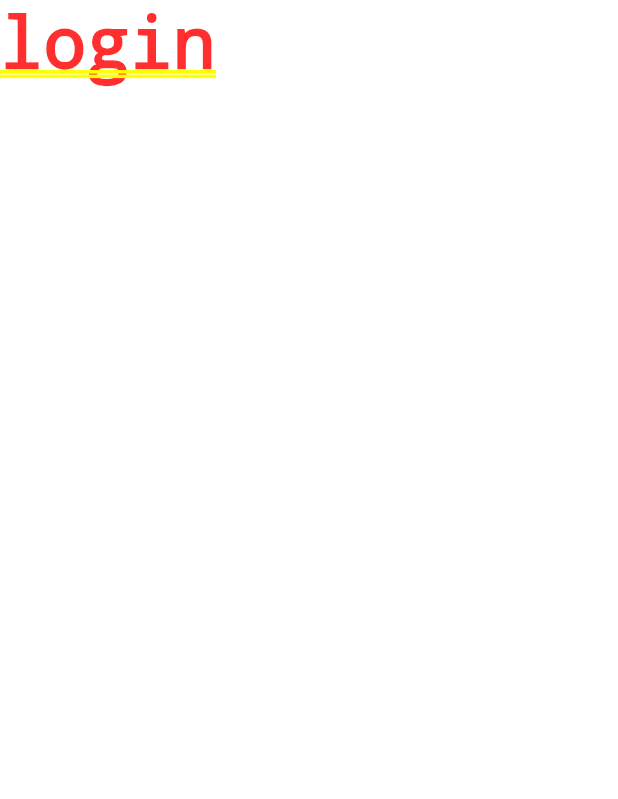
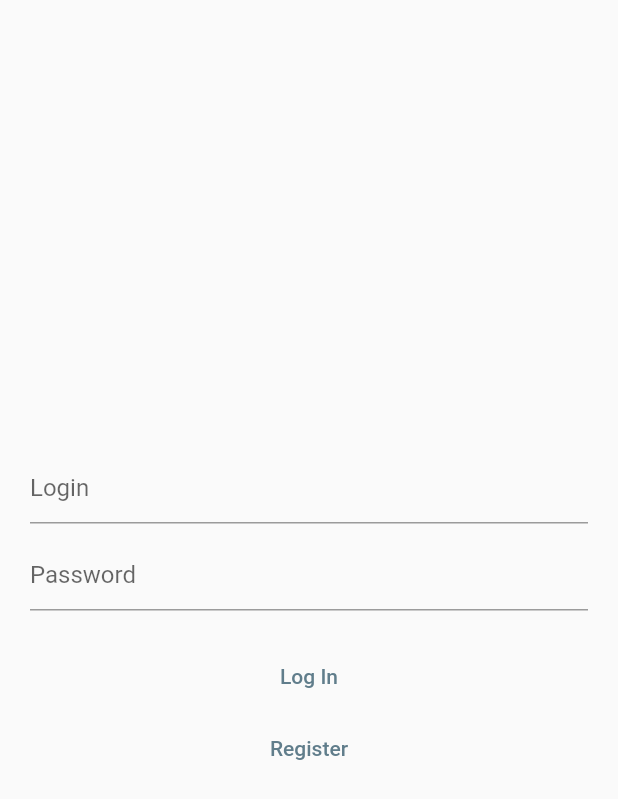
Before and after one commit to vetermol4it/demo_project, a Flutter app: the screen it shows after launch, on a phone screen of 412 x 824 dp. Shown: the top 799 px of the screen. Run offline on Flutter 3.47's test engine with Material 2 defaults, Android fonts, the phone set to English and light mode, and no system bars; our stand-ins replace dio, equatable, flutter_bloc, get_it, go_router, hive_flutter and 1 more; accounts and stored records are empty; generated files the repository leaves out were written again.

Commit message:
[authorization] Login Page

```diff
--- a/lib/presentation/constants/strings.dart
+++ b/lib/presentation/constants/strings.dart
@@ -8,3 +8,15 @@ const String characterNameString = 'Name';
 const String characterSpeciesString = 'Species';
 const String characterGenderString = 'Gender';
 const String characterStatusString = 'Status';
+
+const String authErrorString = 'Oops, something went wrong....';
+const String authErrorUserNotExistString = 'Invalid login or password';
+
+const String loginFieldHintText = 'Login';
+const String passwordFieldHintText = 'Password';
+
+const String loginFieldShortErrorString = 'Login is too short';
+const String passwordFieldShortErrorString = 'Password is too short';
+
+const String loginButtonText = 'Log In';
+const String registerButtonText = 'Register';
--- a/lib/presentation/pages/login_page/login_page.dart
+++ b/lib/presentation/pages/login_page/login_page.dart
@@ -1,10 +1,120 @@
 import 'package:flutter/material.dart';
 
-class LoginPage extends StatelessWidget {
+import 'package:flutter_bloc/flutter_bloc.dart';
+import 'package:go_router/go_router.dart';
+
+import 'package:demo_project/main.dart';
+import 'package:demo_project/domain/bloc/auth_bloc.dart';
+import 'package:demo_project/presentation/constants/routes.dart';
+import 'package:demo_project/presentation/constants/strings.dart';
+
+
+class LoginPage extends StatefulWidget {
   const LoginPage({Key? key}) : super(key: key);
 
   @override
+  State<LoginPage> createState() => _LoginPageState();
+}
+
+class _LoginPageState extends State<LoginPage> {
+  late final AuthBloc _bloc = locator.get();
+
+  final _formKey = GlobalKey<FormState>();
+
+  final _loginController = TextEditingController();
+  final _passwordController = TextEditingController();
+
+  @override
   Widget build(BuildContext context) {
-    return const Text('login');
+    return GestureDetector(
+      onTap: (){
+        FocusScope.of(context).unfocus();
+      },
+      child: Scaffold(
+        body: Padding(
+          padding: const EdgeInsets.symmetric(horizontal: 20),
+          child: Form(
+            key: _formKey,
+            child: Column(
+              mainAxisAlignment: MainAxisAlignment.center,
+              children: [
+                TextFormField(
+                  controller: _loginController,
+                  decoration: const InputDecoration(
+                    hintText: loginFieldHintText
+                  ),
+                  validator: (value){
+                    if (value == null || value.length < 8) {
+                      return loginFieldShortErrorString;
+                    }
+                    return null;
+                  },
+                ),
+                Padding(
+                  padding: const EdgeInsets.only(top: 10),
+                  child: TextFormField(
+                    controller: _passwordController,
+                    decoration: const InputDecoration(
+                        hintText: passwordFieldHintText
+                    ),
+                    validator: (value){
+                      if (value == null || value.length < 8) {
+                        return passwordFieldShortErrorString;
+                      }
+                      return null;
+                    },
+                  ),
+                ),
+                Padding(
+                  padding: const EdgeInsets.only(top: 20),
+                  child: BlocConsumer(
+                    bloc: _bloc,
+                    listener: (_, state) {
+                      if (state is AuthBlocErrorState) {
+                        String error = state.error ?? authErrorString;
+                        final snackBar = SnackBar(
+                          content: Text(error),
+                        );
+                        ScaffoldMessenger.of(context).hideCurrentSnackBar();
+                        ScaffoldMessenger.of(context).showSnackBar(snackBar);
+                      }
+                    },
+                    builder: (_, state) {
+                      if (state is AuthBlocLoadingState) {
+                        return const SizedBox(
+                          height: 20,
+                          width: 20,
+                          child: CircularProgressIndicator(
+                            color: Colors.redAccent,
+                          ),
+                        );
+                      }
+                      return TextButton(
+                        child: const Text(loginButtonText),
+                        onPressed: (){
+                          if (_formKey.currentState!.validate()) {
+                            FocusScope.of(context).unfocus();
+                            _bloc.add(AuthBlocSignInEvent(
+                              _loginController.text,
+                              _passwordController.text,
+                            ));
+                          }
+                        },
+                      );
+                    }
+                  ),
+                ),
+                TextButton(
+                  child: const Text(registerButtonText),
+                  onPressed: (){
+                    context.goNamed(createAccountRoute);
+                  },
+                )
+              ],
+            ),
+          ),
+        )
+      ),
+    );
   }
 }
--- a/lib/presentation/wrappers/router.dart
+++ b/lib/presentation/wrappers/router.dart
@@ -17,9 +17,10 @@ class AppRouter {
     refreshListenable: _authState,
     redirect: (state) {
       final rootLoc = state.namedLocation(rootRoute);
+      final registerLoc = state.namedLocation(createAccountRoute);
       final loginLoc = state.namedLocation(loginRoute);
       final loggedIn = _authState.loggedIn;
-      final loggingIn = state.subloc == loginLoc;
+      final loggingIn = state.subloc == loginLoc || state.subloc == registerLoc;
 
       if (loggedIn && loggingIn) return rootLoc;
       if (!loggedIn && !loggingIn) return loginLoc;
@@ -71,7 +72,7 @@ class AppRouter {
               child: const CreateAccountPage(),
             ),
           ),
-        ]
+        ],
       ),
     ],
   );
```
Also changed, not shown: lib/domain/bloc/auth_bloc.dart (+11 -4 lines).
